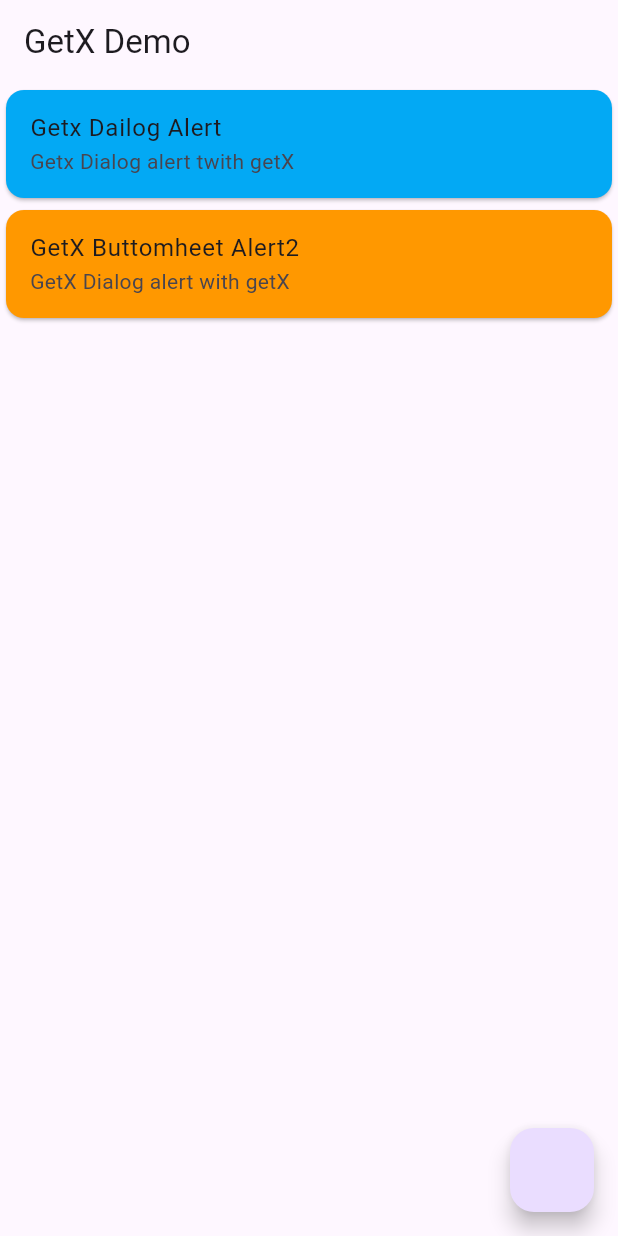
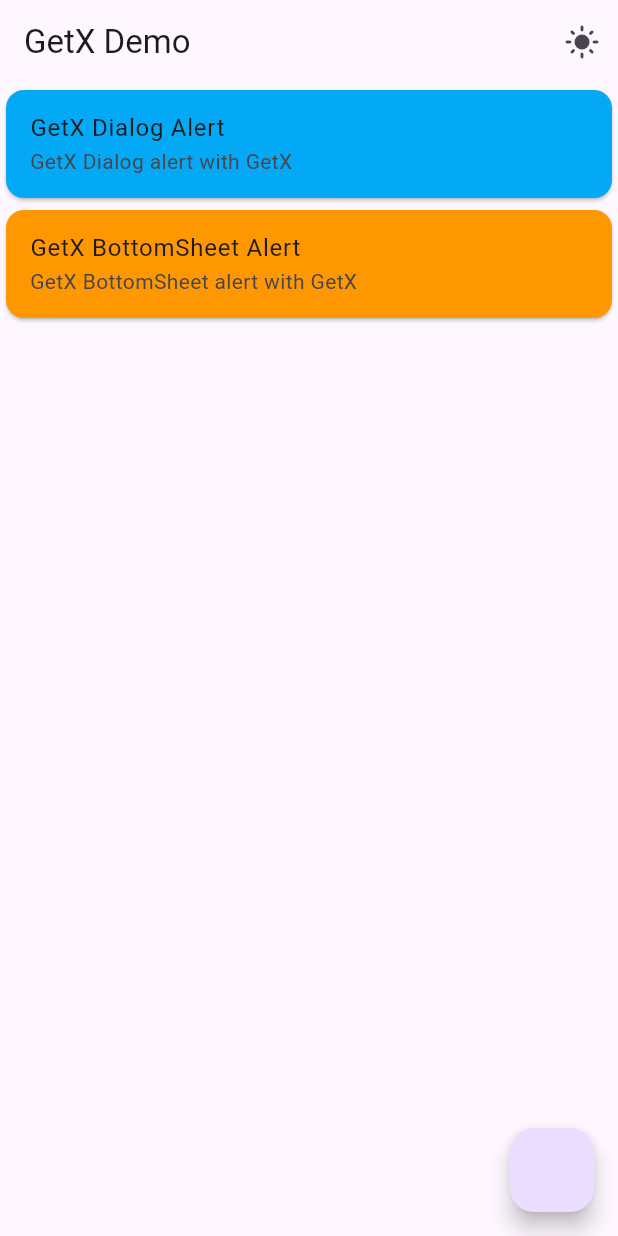
Before and after one commit to Priyankpanchal63/FirstGetx, a Flutter app: the screen it shows after launch, on a phone screen of 412 x 824 dp. Run offline on Flutter 3.47's test engine with Material 3 defaults, Android fonts, the light colour scheme and no system bars; our stand-ins replace get.

Commit message:
Second commit

```diff
--- a/lib/home_screen.dart
+++ b/lib/home_screen.dart
@@ -1,5 +1,7 @@
+import 'package:firstgetx/them_ctrl.dart';
 import 'package:flutter/material.dart';
 import 'package:get/get.dart';
+
 
 class HomeScreen extends StatefulWidget {
   const HomeScreen({super.key});
@@ -9,23 +11,34 @@
 }
 
 class _HomeScreenState extends State<HomeScreen> {
+  final ThemeController themeController = Get.put(ThemeController());
+
   @override
   Widget build(BuildContext context) {
     return Scaffold(
       appBar: AppBar(
         title: Text('GetX Demo'),
+        actions: [
+          Obx(() => IconButton(
+            icon: Icon(themeController.isDarkTheme.value
+                ? Icons.dark_mode
+                : Icons.light_mode),
+            onPressed: () {
+              themeController.toggleTheme();
+            },
+          )),
+        ],
       ),
       body: Column(
         children: [
           Card(
             color: Colors.lightBlue,
             child: ListTile(
-              title: Text('Getx Dailog Alert'),
-              subtitle: Text('Getx Dialog alert twith getX'),
+              title: Text('GetX Dialog Alert'),
+              subtitle: Text('GetX Dialog alert with GetX'),
               onTap: () {
                 Get.defaultDialog(
                   title: 'Delete Chat',
-                  //middleText: "Are you Sure you want to delete the chat",
                   backgroundColor: Colors.grey,
                   titlePadding: EdgeInsets.only(top: 20),
                   contentPadding: EdgeInsets.all(20),
@@ -33,18 +46,21 @@
                     onPressed: () {
                       Get.back();
                     },
-                      child: Text('Ok')),
-                  cancel: TextButton(onPressed: () {}, child: Text('Cancel')),
+                    child: Text('Ok'),
+                  ),
+                  cancel: TextButton(
+                    onPressed: () {},
+                    child: Text('Cancel'),
+                  ),
                 );
               },
             ),
           ),
-
           Card(
             color: Colors.orange,
             child: ListTile(
-              title: Text('GetX Buttomheet Alert2'),
-              subtitle: Text('GetX Dialog alert with getX'),
+              title: Text('GetX BottomSheet Alert'),
+              subtitle: Text('GetX BottomSheet alert with GetX'),
               onTap: () {
                 Get.bottomSheet(
                   Container(
@@ -53,11 +69,13 @@
                       borderRadius: BorderRadius.circular(30),
                     ),
                     child: Column(
+                      mainAxisSize: MainAxisSize.min,
                       children: [
                         ListTile(
                           leading: Icon(Icons.light_mode),
                           title: Text('Light Theme'),
                           onTap: () {
+                            themeController.isDarkTheme.value = false;
                             Get.changeTheme(ThemeData.light());
                           },
                         ),
@@ -65,25 +83,32 @@
                           leading: Icon(Icons.dark_mode),
                           title: Text('Dark Theme'),
                           onTap: () {
+                            themeController.isDarkTheme.value = true;
                             Get.changeTheme(ThemeData.dark());
                           },
                         ),
                       ],
                     ),
-                ));
+                  ),
+                );
               },
             ),
           ),
         ],
       ),
-      floatingActionButton: FloatingActionButton(onPressed: () {
-        Get.snackbar('Priyank Panchal', 'Can u fil the spark',
+      floatingActionButton: FloatingActionButton(
+        onPressed: () {
+          Get.snackbar(
+            'Priyank Panchal',
+            'Can you feel the spark?',
             icon: Icon(Icons.ac_unit),
             onTap: (snap) {},
             mainButton: TextButton(onPressed: () {}, child: Text("Click")),
             snackPosition: SnackPosition.TOP,
-            snackStyle: SnackStyle.FLOATING);
-      }),
+            snackStyle: SnackStyle.FLOATING,
+          );
+        },
+      ),
     );
   }
 }
--- /dev/null
+++ b/lib/them_ctrl.dart
@@ -0,0 +1,13 @@
+import 'package:flutter/material.dart';
+import 'package:get/get.dart';
+
+class ThemeController extends GetxController {
+  // Observable to track current theme mode
+  var isDarkTheme = false.obs;
+
+  // Method to toggle theme
+  void toggleTheme() {
+    isDarkTheme.value = !isDarkTheme.value;
+    Get.changeTheme(isDarkTheme.value ? ThemeData.dark() : ThemeData.light());
+  }
+}
```
Lines whose indentation alone changed are shown as unchanged.
